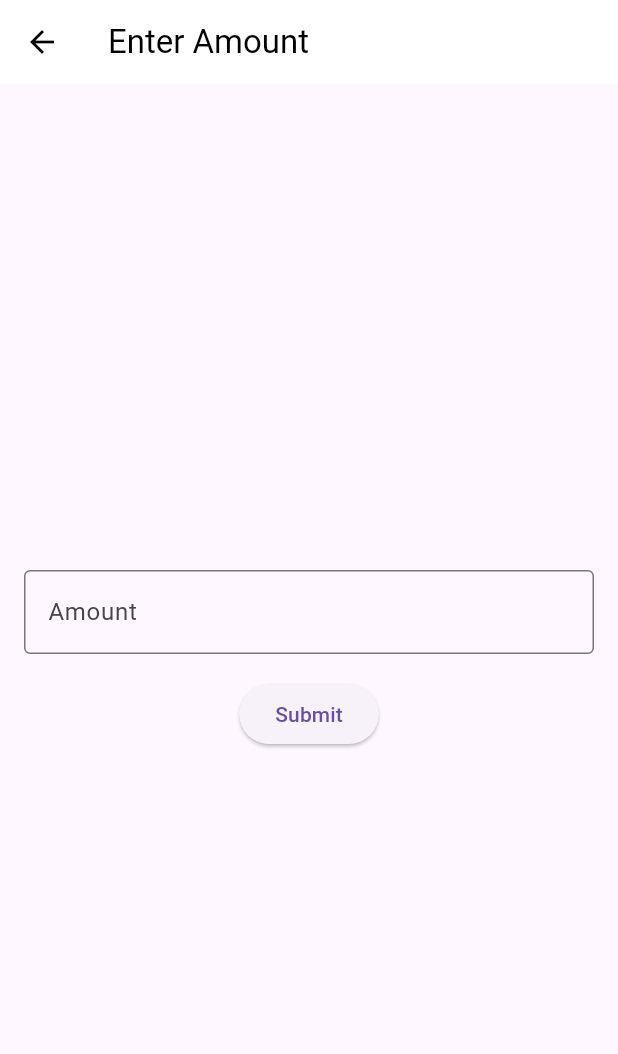
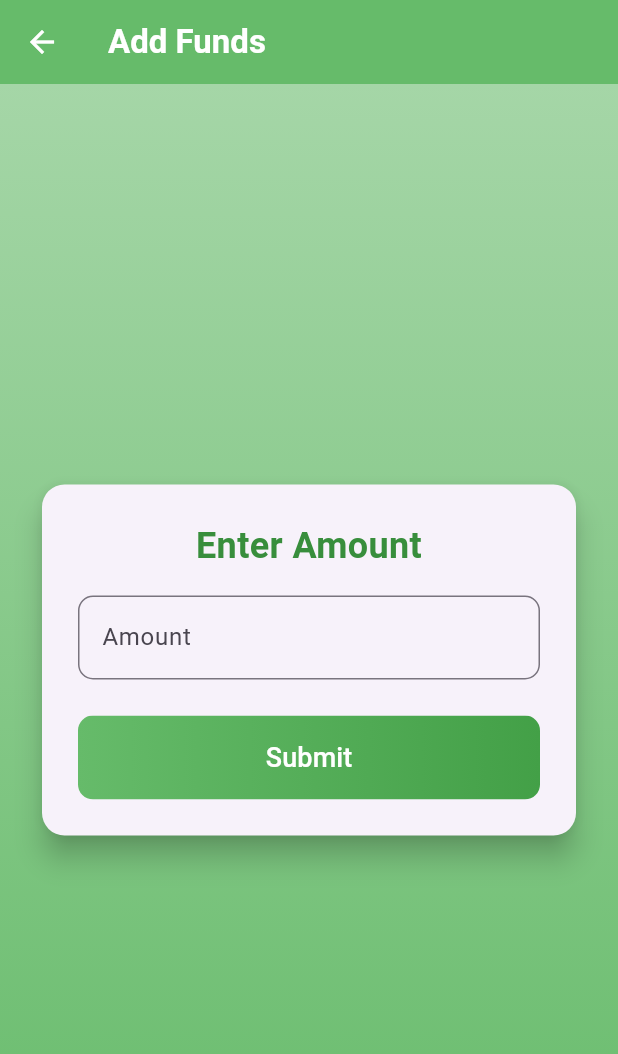
Before and after one commit to hi-sushanta/DamTrade, a Flutter app: the InputPage screen opened directly, on a phone screen of 412 x 824 dp. Shown: the top 1054 px of the screen. Run offline on Flutter 3.47's test engine with Material 3 defaults, Android fonts, the phone set to English and light mode, and no system bars; our stand-ins replace firebase_auth, firebase_core; missing offline and left inert: firebase_ui_auth, firebase_ui_oauth_google, flutter_swipe_button; accounts and stored records are empty; network calls fail.

Commit message:
I update ui in add_fund page

```diff
--- a/damtrade/lib/pages/add_fund.dart
+++ b/damtrade/lib/pages/add_fund.dart
@@ -1,9 +1,8 @@
-import 'package:damtrade/pages/home.dart';
 import 'package:flutter/material.dart';
-import 'package:damtrade/main.dart';
+import '../main.dart';
+import 'home.dart';
 
 class InputPage extends StatelessWidget {
-
   final TextEditingController _controller = TextEditingController();
 
   @override
@@ -11,38 +10,100 @@ class InputPage extends StatelessWidget {
     return Scaffold(
       appBar: AppBar(
         title: Text(
-          'Enter Amount',
-          style: TextStyle(color: Colors.black),
+          'Add Funds',
+          style: TextStyle(
+            color: Colors.white,
+            fontWeight: FontWeight.bold,
           ),
-        backgroundColor: Colors.white,
+        ),
+        backgroundColor: Color(0xFF66BB6A), // A vibrant green color
         leading: IconButton(
-          icon: Icon(Icons.arrow_back, color: Colors.black),
+          icon: Icon(Icons.arrow_back, color: Colors.white),
           onPressed: () => Navigator.of(context).pop(),
         ),
       ),
-      body: Padding(
-        padding: const EdgeInsets.all(16.0),
+      body: Container(
+        decoration: BoxDecoration(
+          gradient: LinearGradient(
+            colors: [Color(0xFFA5D6A7), Color(0xFF66BB6A)],
+            begin: Alignment.topCenter,
+            end: Alignment.bottomCenter,
+          ),
+        ),
+        child: Center(
+          child: Padding(
+            padding: const EdgeInsets.symmetric(horizontal: 24.0),
+            child: Card(
+              elevation: 8,
+              shape: RoundedRectangleBorder(
+                borderRadius: BorderRadius.circular(15),
+              ),
+              child: Padding(
+                padding: const EdgeInsets.all(24.0),
                 child: Column(
-          mainAxisAlignment: MainAxisAlignment.center,
+                  mainAxisSize: MainAxisSize.min,
+                  crossAxisAlignment: CrossAxisAlignment.stretch,
                   children: [
+                    Text(
+                      'Enter Amount',
+                      style: TextStyle(
+                        fontSize: 24,
+                        fontWeight: FontWeight.bold,
+                        color: Color(0xFF388E3C), // Darker green for text
+                      ),
+                      textAlign: TextAlign.center,
+                    ),
+                    SizedBox(height: 16),
                     TextField(
                       controller: _controller,
                       keyboardType: TextInputType.number,
                       decoration: InputDecoration(
                         labelText: 'Amount',
-                border: OutlineInputBorder(),
+                        hintText: 'Enter amount',
+                        border: OutlineInputBorder(
+                          borderRadius: BorderRadius.circular(10),
                         ),
                       ),
-            SizedBox(height: 16),
+                    ),
+                    SizedBox(height: 24),
                     ElevatedButton(
                       onPressed: () {
                         double amount = double.tryParse(_controller.text) ?? 0.0;
                         watchlist!.addFund(userId, amount);
-                Navigator.pop(context,true);
+                        Navigator.pop(context, true);
                       },
-              child: Text('Submit'),
+                      style: ElevatedButton.styleFrom(
+                        backgroundColor: Colors.transparent,
+                        elevation: 0,
+                        padding: EdgeInsets.zero,
+                        shape: RoundedRectangleBorder(
+                          borderRadius: BorderRadius.circular(10),
+                        ),
+                      ),
+                      child: Ink(
+                        decoration: BoxDecoration(
+                          gradient: LinearGradient(
+                            colors: [Color(0xFF66BB6A), Color(0xFF43A047)],
+                            begin: Alignment.centerLeft,
+                            end: Alignment.centerRight,
+                          ),
+                          borderRadius: BorderRadius.circular(10),
+                        ),
+                        child: Container(
+                          padding: EdgeInsets.symmetric(vertical: 15),
+                          alignment: Alignment.center,
+                          child: Text(
+                            'Submit',
+                            style: TextStyle(fontSize: 18, color: Colors.white),
+                          ),
+                        ),
+                      ),
                     ),
                   ],
+                ),
+              ),
+            ),
+          ),
         ),
       ),
     );
```
Lines whose indentation alone changed are shown as unchanged.
